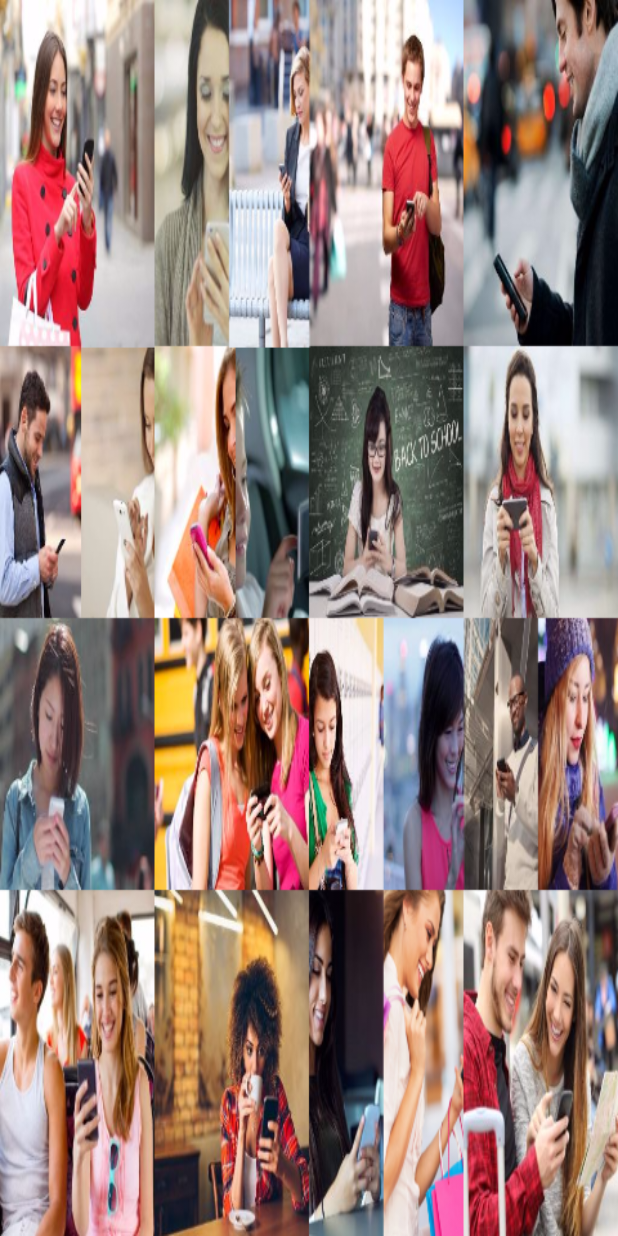
After one commit to AhilJose/AI-CampBot, an Android app: the layout activity_splash.xml on its own in the app's theme, with its tools: preview values and no code run, on a phone screen of 412 x 824 dp. The commit adds this screen. Run offline under Robolectric (Android 15) with nearby library versions, the phone set to English and light mode, and no system bars.

Commit message:
Splah screen

```diff
--- a/app/src/main/java/com/me/ahiljose/campbot/StartupActivity.java
+++ b/app/src/main/java/com/me/ahiljose/campbot/splashActivity.java
@@ -5,12 +5,12 @@ import android.os.CountDownTimer;
 import android.support.v7.app.AppCompatActivity;
 import android.os.Bundle;
 
-public class StartupActivity extends AppCompatActivity {
+public class splashActivity extends AppCompatActivity {
 
     @Override
     protected void onCreate(Bundle savedInstanceState) {
         super.onCreate(savedInstanceState);
-        setContentView(R.layout.activity_startup);
+        setContentView(R.layout.activity_splash);
         //display the CampBot logo for 5 seconds
         new CountDownTimer(2000,1000){
 
@@ -21,7 +21,7 @@ public class StartupActivity extends AppCompatActivity {
 
             @Override
             public void onFinish() {
-                StartupActivity.this.setContentView(R.layout.activity_login);
+                splashActivity.this.setContentView(R.layout.activity_login);
             }
         }.start();
     }
--- /dev/null
+++ b/app/src/main/res/layout/activity_splash.xml
@@ -0,0 +1,8 @@
+<?xml version="1.0" encoding="utf-8"?>
+<RelativeLayout xmlns:android="http://schemas.android.com/apk/res/android"
+        android:layout_width="fill_parent"
+        android:layout_height="fill_parent"
+        android:orientation="vertical"
+        android:background="@mipmap/splash">
+
+</RelativeLayout>
--- a/app/src/main/res/values/colors.xml
+++ b/app/src/main/res/values/colors.xml
@@ -1,6 +1,6 @@
 <?xml version="1.0" encoding="utf-8"?>
 <resources>
-    <color name="colorPrimary">#3F51B5</color>
-    <color name="colorPrimaryDark">#303F9F</color>
+    <color name="colorPrimary">#ffeb3b</color>
+    <color name="colorPrimaryDark">#a24ecd</color>
     <color name="colorAccent">#FF4081</color>
 </resources>
--- a/app/src/main/res/values/styles.xml
+++ b/app/src/main/res/values/styles.xml
@@ -1,7 +1,7 @@
 <resources>
 
     <!-- Base application theme. -->
-    <style name="AppTheme" parent="Theme.AppCompat.Light.DarkActionBar">
+    <style name="AppTheme" parent="Theme.AppCompat.Light.NoActionBar">
         <!-- Customize your theme here. -->
         <item name="colorPrimary">@color/colorPrimary</item>
         <item name="colorPrimaryDark">@color/colorPrimaryDark</item>
@@ -17,4 +17,8 @@
 
     <style name="AppTheme.PopupOverlay" parent="ThemeOverlay.AppCompat.Light" />
 
+    <style name="CampbotTheme" parent="AppTheme" >
+        <item name="android:windowBackground">@drawable/icon</item>
+        <item name="colorPrimary">@android:color/holo_purple</item>
+    </style>
 </resources>
```
Also changed, not shown: app/src/main/AndroidManifest.xml (+3 -5 lines), app/src/main/res/layout/activity_startup.xml (deleted, +0 -50 lines), app/src/main/res/drawable/icon.png (added), app/src/main/res/mipmap-hdpi/splash.png (added), app/src/main/res/mipmap-mdpi/splash.png (added), app/src/main/res/mipmap-xhdpi/splash.png (added), 2 other files.
